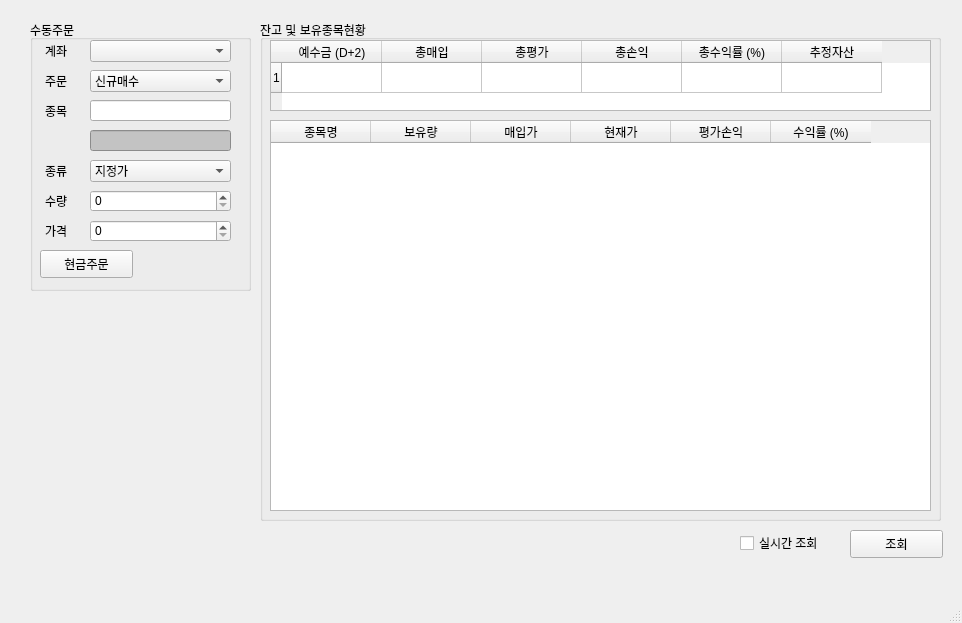
The window that StockT.ui (100th/Stock-trading) describes before a commit, drawn with Qt 5.
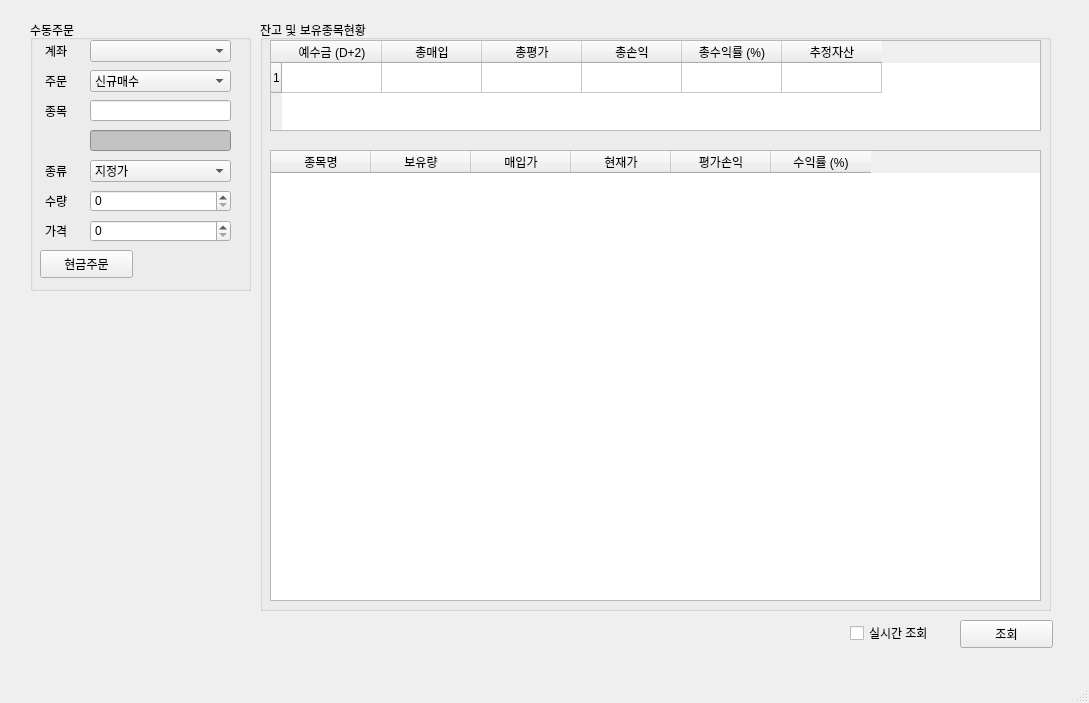
The same window after the commit. Icons and pictures are not drawn.

Commit message:
칸을 더 넓게
칸을 더 넓게

```diff
--- a/StockT.ui
+++ b/StockT.ui
@@ -6,8 +6,8 @@
    <rect>
     <x>0</x>
     <y>0</y>
-    <width>962</width>
-    <height>623</height>
+    <width>1089</width>
+    <height>703</height>
    </rect>
   </property>
   <property name="windowTitle">
@@ -239,8 +239,8 @@
      <rect>
       <x>260</x>
       <y>20</y>
-      <width>681</width>
-      <height>501</height>
+      <width>791</width>
+      <height>591</height>
      </rect>
     </property>
     <property name="title">
@@ -251,8 +251,8 @@
       <rect>
        <x>10</x>
        <y>20</y>
-       <width>661</width>
-       <height>71</height>
+       <width>771</width>
+       <height>91</height>
       </rect>
      </property>
      <property name="rowCount">
@@ -294,9 +294,9 @@
      <property name="geometry">
       <rect>
        <x>10</x>
-       <y>100</y>
-       <width>661</width>
-       <height>391</height>
+       <y>130</y>
+       <width>771</width>
+       <height>451</height>
       </rect>
      </property>
      <column>
@@ -334,8 +334,8 @@
    <widget class="QCheckBox" name="checkBox">
     <property name="geometry">
      <rect>
-      <x>740</x>
-      <y>533</y>
+      <x>850</x>
+      <y>623</y>
       <width>111</width>
       <height>20</height>
      </rect>
@@ -347,8 +347,8 @@
    <widget class="QPushButton" name="pushButton_2">
     <property name="geometry">
      <rect>
-      <x>850</x>
-      <y>530</y>
+      <x>960</x>
+      <y>620</y>
       <width>93</width>
       <height>28</height>
      </rect>
```
Left out of the diff: 2 changed lines with no effect on the pictures.
